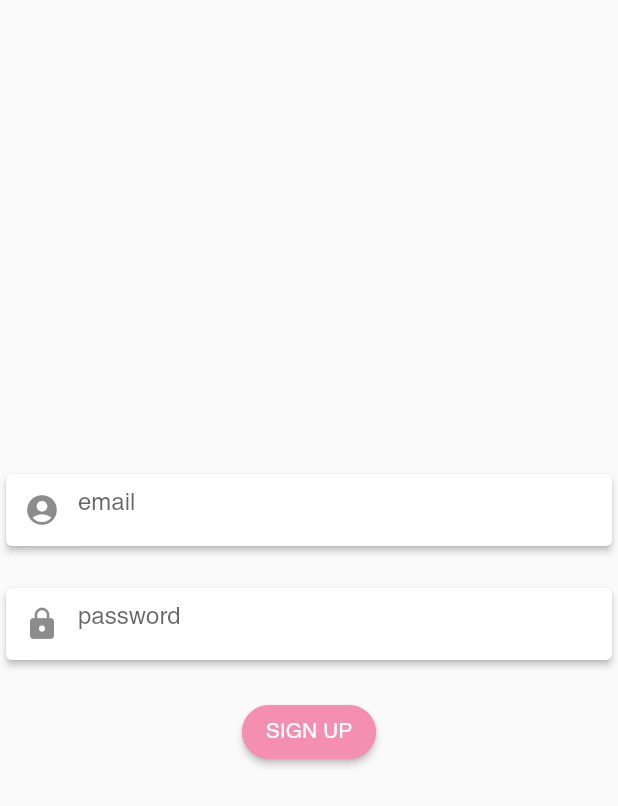
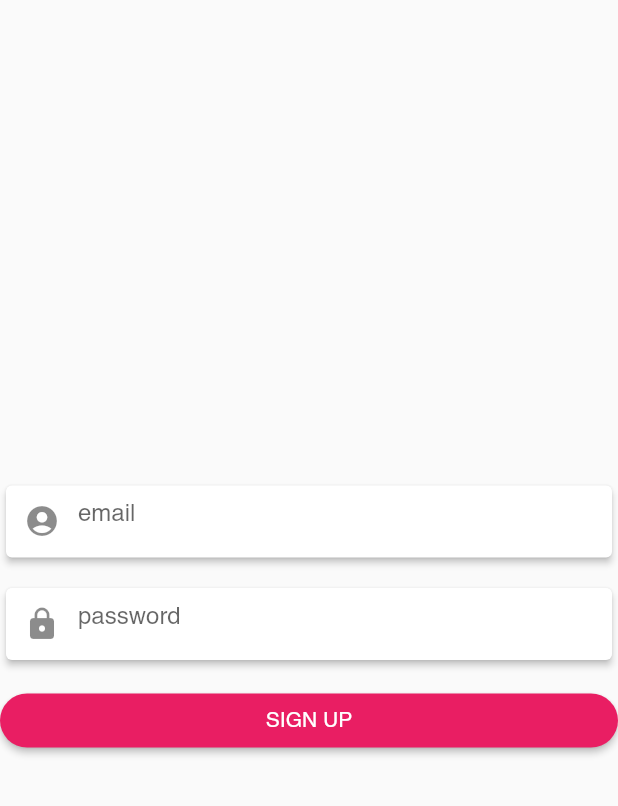
Before and after one commit to numberbee7070/headsup_app, a Flutter app: the SignUpForm widget shown alone on an empty page, opened directly, on a phone screen of 412 x 824 dp. Shown: the top 806 px of the screen. Run offline on Flutter 3.47's test engine with Material 2 defaults, Android fonts, the phone set to English and light mode, and no system bars; our stand-ins replace country_code_picker, firebase_auth, firebase_core, google_sign_in, image_picker, introduction_screen and 2 more; missing offline and left inert: flutter_auth_buttons; accounts and stored records are empty; generated files the repository leaves out were written again; network calls fail; statements that could not run were skipped.

Commit message:
auth page design

```diff
--- a/lib/auth/signup.dart
+++ b/lib/auth/signup.dart
@@ -11,6 +11,7 @@ class SignUpForm extends StatefulWidget {
 }
 
 class _SignUpFormState extends State<SignUpForm> {
+  Size size;
   GlobalKey<FormState> _formKey = GlobalKey<FormState>();
   TextEditingController emailController = TextEditingController();
   TextEditingController passwordController = TextEditingController();
@@ -24,10 +25,11 @@ class _SignUpFormState extends State<SignUpForm> {
 
   @override
   Widget build(BuildContext context) {
+    size = MediaQuery.of(context).size;
     return Form(
       key: _formKey,
       child: Column(
-        crossAxisAlignment: CrossAxisAlignment.center,
+        crossAxisAlignment: CrossAxisAlignment.stretch,
         mainAxisAlignment: MainAxisAlignment.center,
         children: [
           AuthTextField(
@@ -36,7 +38,7 @@ class _SignUpFormState extends State<SignUpForm> {
             prefixIcon: Icon(Icons.account_circle),
           ),
           SizedBox(
-            height: 20,
+            height: 0.015 * size.height,
           ),
           AuthTextField(
             controller: passwordController,
@@ -47,12 +49,12 @@ class _SignUpFormState extends State<SignUpForm> {
                 (text.trim().length >= 8) ? null : "enter minimum 8 characters",
           ),
           SizedBox(
-            height: 20,
+            height: 0.015 * size.height,
           ),
           RaisedButton(
             shape:
                 RoundedRectangleBorder(borderRadius: BorderRadius.circular(20)),
-            color: Colors.pink[200],
+            color: Theme.of(context).accentColor,
             child: Text(
               "SIGN UP",
               style: TextStyle(color: Colors.white),
```
Also changed, not shown: lib/auth/auth.dart (+17 -7 lines), lib/auth/login.dart (+9 -13 lines).
